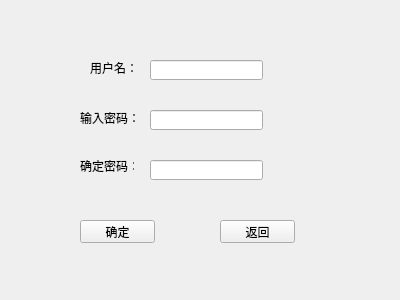
First picture: the form in CRegist.ui, repository geniusaaaaaa1/Baoshi, before the edit.
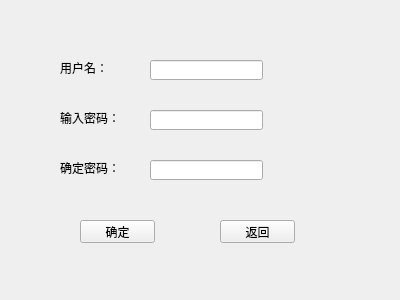
Second picture: the form after the edit.

```diff
--- a/CRegist.ui
+++ b/CRegist.ui
@@ -13,10 +13,13 @@
   <property name="windowTitle">
    <string>Form</string>
   </property>
+  <property name="styleSheet">
+   <string notr="true">font: 87 10pt &quot;Arial Black&quot;;</string>
+  </property>
   <widget class="QLabel" name="label">
    <property name="geometry">
     <rect>
-     <x>90</x>
+     <x>60</x>
      <y>60</y>
      <width>54</width>
      <height>16</height>
@@ -49,7 +52,7 @@
   <widget class="QLabel" name="label_2">
    <property name="geometry">
     <rect>
-     <x>80</x>
+     <x>60</x>
      <y>110</y>
      <width>71</width>
      <height>16</height>
@@ -72,10 +75,10 @@
   <widget class="QLabel" name="label_3">
    <property name="geometry">
     <rect>
-     <x>80</x>
+     <x>60</x>
      <y>160</y>
-     <width>54</width>
-     <height>12</height>
+     <width>81</width>
+     <height>16</height>
     </rect>
    </property>
    <property name="text">
```
